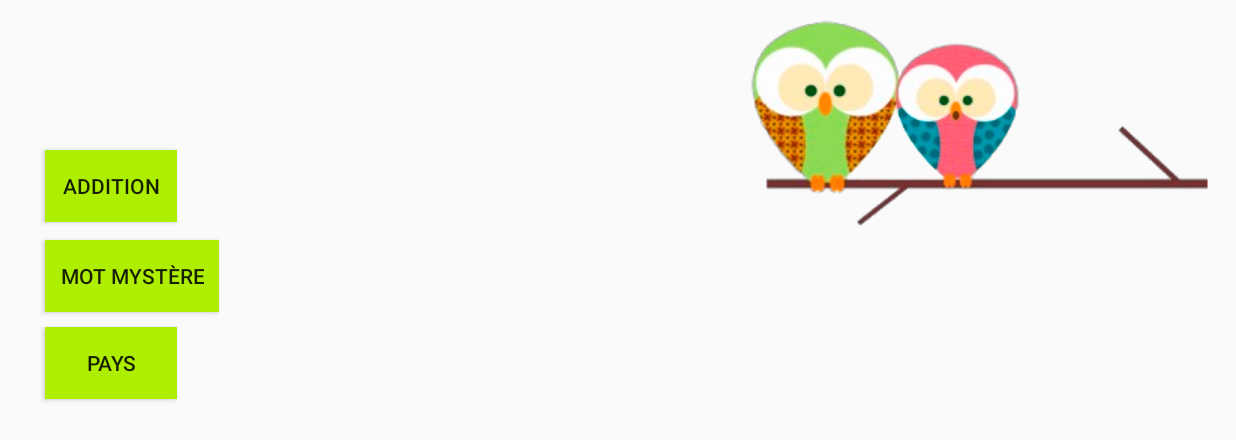
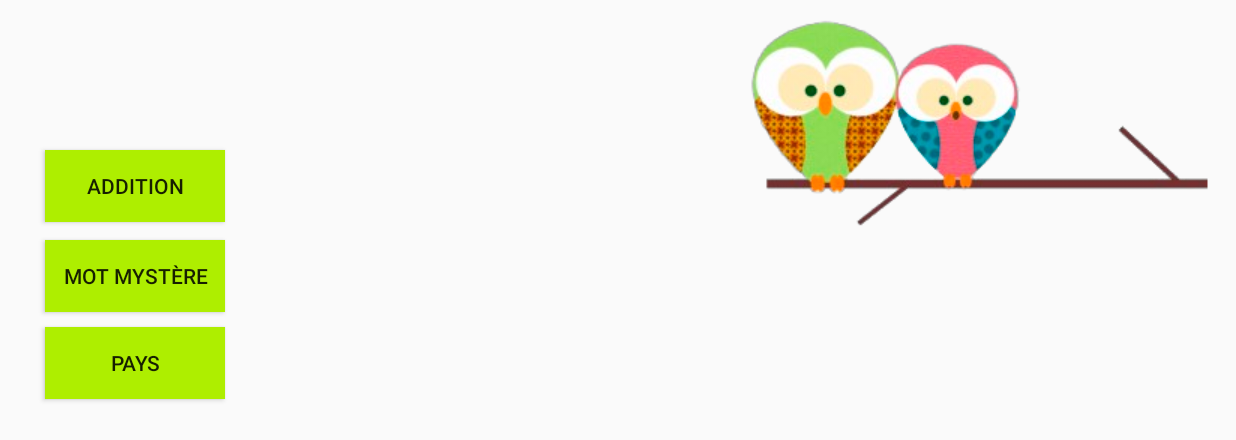
Before and after one commit to RumblingBee/ProjetTutoreAndroid, an Android app: the screen it shows after launch (MainActivity), on a phone screen of 824 x 412 dp (held sideways). Shown: the top 440 px of the screen. Run offline under Robolectric (Android 15) with nearby library versions, the phone set to English and light mode, and no system bars.

Commit message:
Redimension des boutons du menu

```diff
--- a/app/src/main/java/com/example/cassa/entrainementprojettut/MysteryWordActivity.java
+++ b/app/src/main/java/com/example/cassa/entrainementprojettut/MysteryWordActivity.java
@@ -178,6 +178,7 @@ public class MysteryWordActivity extends GameActivity {
         bgPlayer.stop();
         getWindow().clearFlags(WindowManager.LayoutParams.FLAG_KEEP_SCREEN_ON);
     }
+
     @Override
     public void onBackPressed() {
         bgPlayer.stop();
--- a/app/src/main/res/layout/activity_main.xml
+++ b/app/src/main/res/layout/activity_main.xml
@@ -9,7 +9,7 @@
 
     <Button
         android:id="@+id/activity_main_addition_btn"
-        android:layout_width="wrap_content"
+        android:layout_width="120dp"
         android:layout_height="wrap_content"
         android:text="Addition"
         android:layout_marginTop="100dp"
@@ -19,7 +19,7 @@
 
     <Button
         android:id="@+id/activity_main_mysteryWord_btn"
-        android:layout_width="wrap_content"
+        android:layout_width="120dp"
         android:layout_height="wrap_content"
         android:text="Mot Mystère"
         android:paddingRight="10dp"
@@ -40,7 +40,7 @@
 
     <Button
         android:id="@+id/activity_main_flagActivity_btn"
-        android:layout_width="wrap_content"
+        android:layout_width="120dp"
         android:layout_height="wrap_content"
         android:layout_alignLeft="@+id/activity_main_mysteryWord_btn"
         android:layout_alignStart="@+id/activity_main_mysteryWord_btn"
```
